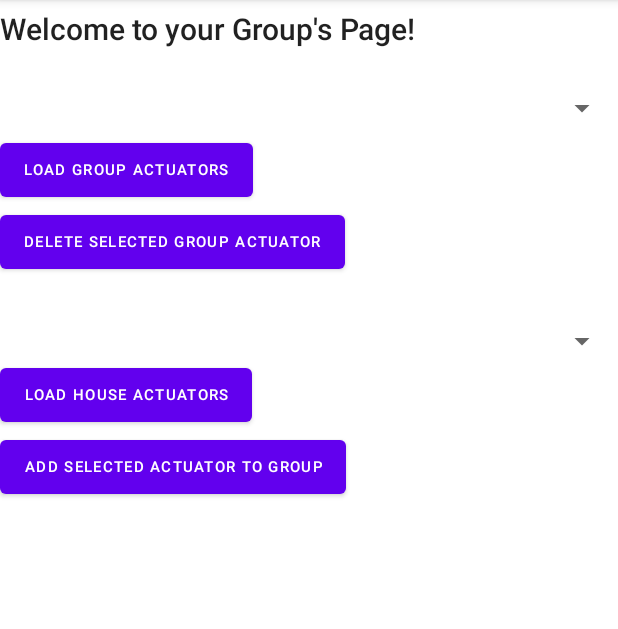
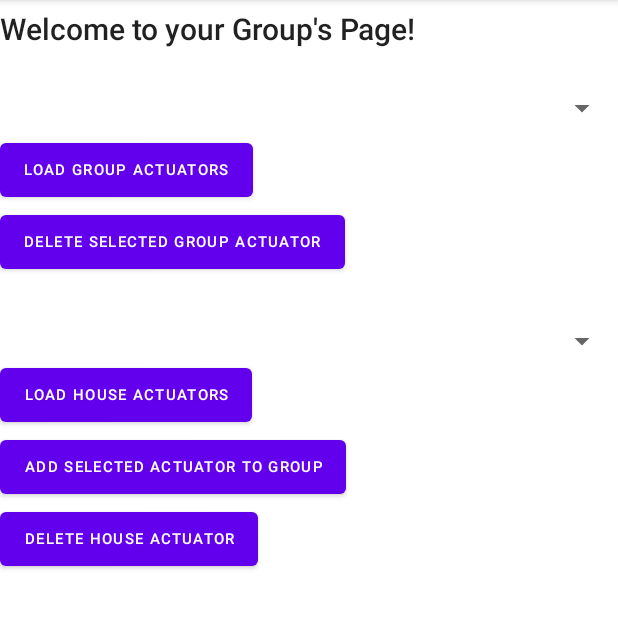
Before and after one commit to Nenonymo/IoT_aem, an Android app: the ViewGroupActivity screen opened directly, with no data from a screen before it, on a phone screen of 412 x 824 dp, the part 84-713 px from its top. Run offline under Robolectric (Android 15) with nearby library versions, the phone set to English and light mode, and no system bars.

Commit message:
Finalization with DeleteButton on HouseActuator

```diff
--- a/app/IoTLab3App/app/src/main/java/com/example/iotlab3app/Groups/ActuatorList.java
+++ b/app/IoTLab3App/app/src/main/java/com/example/iotlab3app/Groups/ActuatorList.java
@@ -46,10 +46,7 @@ public class ActuatorList extends AppCompatActivity {
     String[] listItems;
     Map<String, Boolean> actuatorONorOFF = new HashMap<>();
     Map<String, String> itemMap = new HashMap<>();
-    String[] mobileArray = {
-            "Main Hall","Hufflepuff commonroom",
-            "Ravenclaw commonroom","Slytherin commonroom",
-            "Gryffindoor commonroom", "3rd floor library"};
+    String[] mobileArray = {};
 
 
     @SuppressLint("SetTextI18n")
@@ -336,7 +333,6 @@ public class ActuatorList extends AppCompatActivity {
         protected void onPostExecute(String s) {
             renderSpinner(groupData);
 
-
         }
 
 
--- a/app/IoTLab3App/app/src/main/java/com/example/iotlab3app/Groups/ViewGroupActivity.java
+++ b/app/IoTLab3App/app/src/main/java/com/example/iotlab3app/Groups/ViewGroupActivity.java
@@ -23,6 +23,7 @@ import android.widget.TextView;
 import com.example.iotlab3app.Connection.SQLstuff;
 
 
+import java.sql.SQLOutput;
 import java.util.ArrayList;
 import java.util.List;
 
@@ -35,7 +36,7 @@ import java.sql.SQLException;
 public class ViewGroupActivity extends AppCompatActivity{
 
     TextView textview;
-    Button loadGroupActuatorsBtn, loadHouseActuatorsBtn, deleteActuatorBtn, addActuatorBtn;
+    Button loadGroupActuatorsBtn, loadHouseActuatorsBtn, deleteActuatorBtn, addActuatorBtn, deleteHouseActBtn;
     Spinner group_actuator_spinner, house_actuator_spinner;
 
     String group = SQLstuff.getGroup();
@@ -57,6 +58,7 @@ public class ViewGroupActivity extends AppCompatActivity{
         loadHouseActuatorsBtn = (Button) findViewById(R.id.loadHouseActuatorsBtn);
         deleteActuatorBtn = (Button) findViewById(R.id.deleteActuatorBtn);
         addActuatorBtn = (Button) findViewById(R.id.addActuatorBtn);
+        deleteHouseActBtn = (Button) findViewById(R.id.deleteHouseActBtn);
 
         textview.setText(groupInfo);
 
@@ -64,6 +66,7 @@ public class ViewGroupActivity extends AppCompatActivity{
         deleteActuatorBtn.setOnClickListener(v -> new checkGroupActuators().execute("DeleteActuator"));
         loadHouseActuatorsBtn.setOnClickListener(v -> new checkGroupActuators().execute("LoadHouseActuators"));
         addActuatorBtn.setOnClickListener(v -> new checkGroupActuators().execute("AddActuator"));
+        deleteHouseActBtn.setOnClickListener(v -> new checkGroupActuators().execute("DeleteHouseActuator"));
 
     }
 
@@ -171,7 +174,7 @@ public class ViewGroupActivity extends AppCompatActivity{
 
                     String houseid = SQLstuff.getHouse();
                     String groupid = SQLstuff.getGroup();
-                    String actid = SQLstuff.getGroupActuator();
+                    String actid = SQLstuff.getHouse();
                     String actAddID = SQLstuff.getAddHouseActuator();
 
                     if (actuatorOption.equals("LoadGroupActuators")) {
@@ -197,6 +200,10 @@ public class ViewGroupActivity extends AppCompatActivity{
 
                     else if (actuatorOption.equals("DeleteActuator")){
                         sql = "CALL RemoveActuatorFromGroup('" + groupid + "', '" + actid + "');";
+                        System.out.println(actid);
+                    }
+                    else if(actuatorOption.equals("DeleteHouseActuator")){
+                        sql = "CALL RemoveActuator('" + actAddID + "');";
                     }
                     try {
                         rs = SQLstuff.runSQL(sql);
@@ -234,7 +241,7 @@ public class ViewGroupActivity extends AppCompatActivity{
                 renderGroupActuatorSpinner(groupActuatorData);
             } else if(actuatorOption.equals("LoadHouseActuators")) {
                 renderHouseActuatorSpinner(groupActuatorData);
-            } else if(actuatorOption.equals("DeleteActuator") || actuatorOption.equals("AddActuator") ){
+            } else if(actuatorOption.equals("DeleteActuator") || actuatorOption.equals("AddActuator") || actuatorOption.equals("DeleteHouseActuator") ){
                 group_actuator_spinner.setAdapter(null);
                 house_actuator_spinner.setAdapter(null);
             }
--- a/app/IoTLab3App/app/src/main/res/layout/activity_view_group.xml
+++ b/app/IoTLab3App/app/src/main/res/layout/activity_view_group.xml
@@ -69,4 +69,12 @@
         android:id="@+id/addActuatorBtn"
         />
 
+    <Button
+        android:layout_width="wrap_content"
+        android:layout_height="wrap_content"
+        android:text="Delete House Actuator"
+        android:textSize="10sp"
+        android:id="@+id/deleteHouseActBtn"
+        />
+
 </LinearLayout>
```
